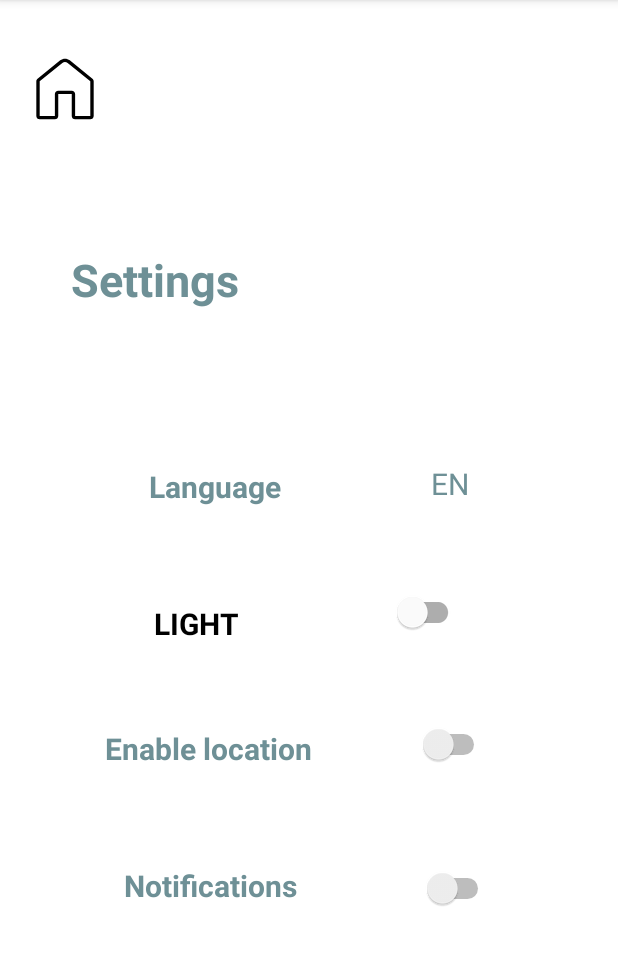
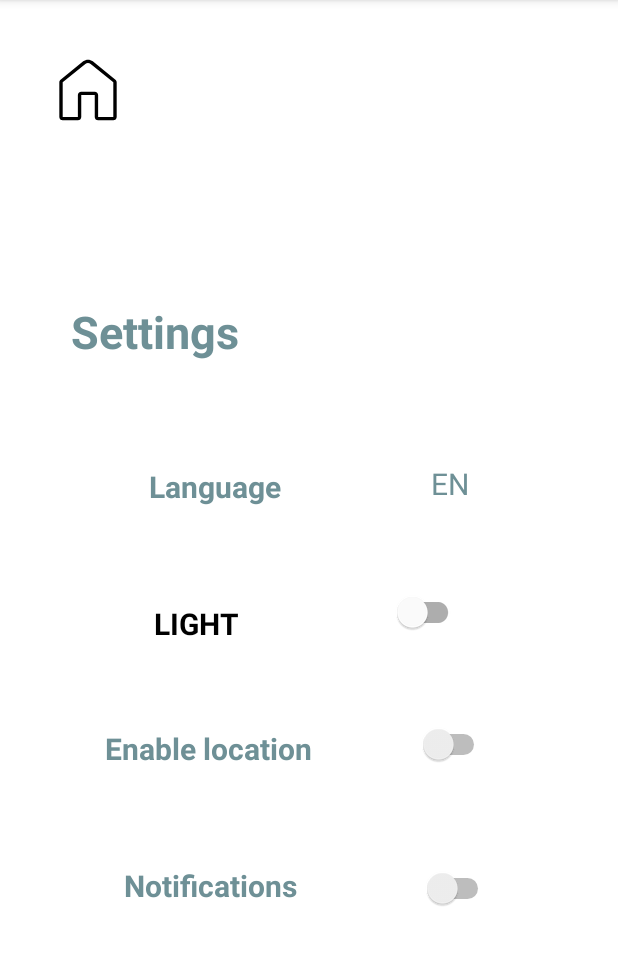
Before and after one commit to capybarasRV4/CookItUp_App, an Android app: the SettingsActivity screen opened directly, with no data from a screen before it, on a phone screen of 412 x 824 dp, the part 84-1049 px from its top. Run offline under Robolectric (Android 15) with nearby library versions, the phone set to English and light mode, and no system bars; libraries missing offline, so code that uses them is left out: io.github.serpro69.kfaker.

Commit message:
fixed some buttons so that they were connected to the right activity

```diff
--- a/app/src/main/java/com/example/cookitup/MainActivity.kt
+++ b/app/src/main/java/com/example/cookitup/MainActivity.kt
@@ -30,7 +30,7 @@ class MainActivity : AppCompatActivity() {
             val intent = Intent(this, AllRecipesActivity::class.java)
             startActivity(intent)
         }
-        binding.imageButton3.setOnClickListener {
+        binding.btnSettings.setOnClickListener {
             val intent = Intent(this, SettingsActivity::class.java)
             startActivity(intent)
         }
--- a/app/src/main/res/layout/activity_settings.xml
+++ b/app/src/main/res/layout/activity_settings.xml
@@ -11,15 +11,17 @@
         android:id="@+id/imageButton5"
         android:layout_width="51dp"
         android:layout_height="48dp"
-        android:layout_marginTop="16dp"
-        android:layout_marginBottom="64dp"
+        android:layout_marginTop="36dp"
         android:background="@color/white"
+
+
         android:scaleType="fitEnd"
-        app:layout_constraintBottom_toTopOf="@+id/textView"
+        app:layout_constraintBottom_toTopOf="@+id/guideline"
         app:layout_constraintEnd_toEndOf="parent"
-        app:layout_constraintHorizontal_bias="0.044"
+        app:layout_constraintHorizontal_bias="0.086"
         app:layout_constraintStart_toStartOf="parent"
         app:layout_constraintTop_toTopOf="parent"
+        app:layout_constraintVertical_bias="0.0"
         app:srcCompat="@drawable/homes_icon" />
 
     <TextView
@@ -50,7 +52,7 @@
         android:id="@+id/textView"
         android:layout_width="wrap_content"
         android:layout_height="wrap_content"
-        android:layout_marginBottom="104dp"
+        android:layout_marginBottom="60dp"
         android:text="Settings"
         android:textColor="@color/darker"
         android:textSize="30sp"
@@ -58,7 +60,9 @@
         app:layout_constraintBottom_toTopOf="@+id/textView4"
         app:layout_constraintEnd_toEndOf="parent"
         app:layout_constraintHorizontal_bias="0.157"
-        app:layout_constraintStart_toStartOf="parent" />
+        app:layout_constraintStart_toStartOf="parent"
+        app:layout_constraintTop_toTopOf="@+id/guideline"
+        app:layout_constraintVertical_bias="0.915" />
 
     <Switch
         android:id="@+id/switch1"
@@ -142,5 +146,12 @@
         app:layout_constraintHorizontal_bias="0.5"
         app:layout_constraintStart_toEndOf="@+id/textView4" />
 
+    <androidx.constraintlayout.widget.Guideline
+        android:id="@+id/guideline"
+        android:layout_width="wrap_content"
+        android:layout_height="wrap_content"
+        android:orientation="horizontal"
+        app:layout_constraintGuide_begin="104dp" />
+
 
 </androidx.constraintlayout.widget.ConstraintLayout>
```
Also changed, not shown: app/src/main/res/layout/activity_main.xml (+10 -10 lines).
